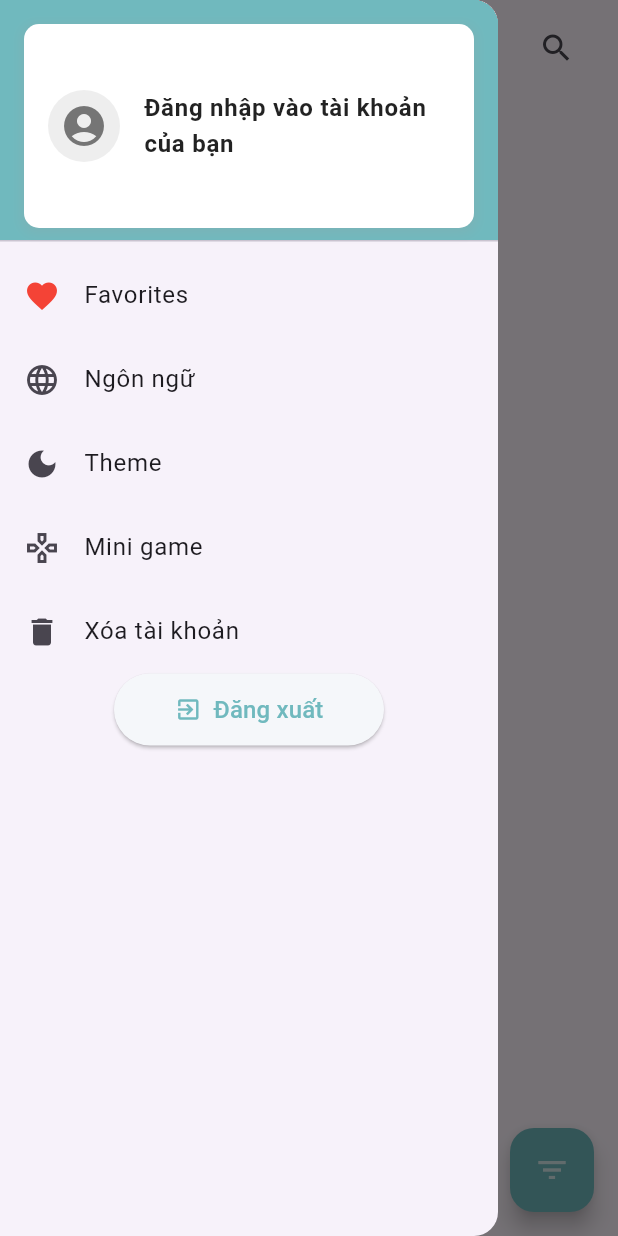
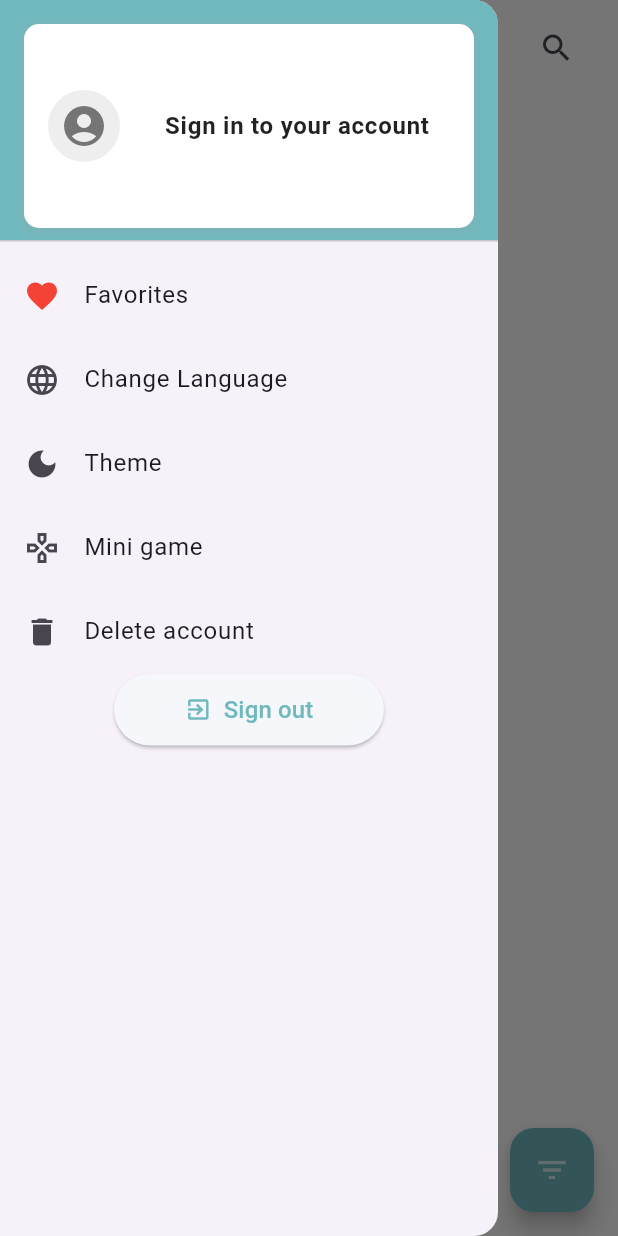
Before and after one commit to PhamLong301/recipes_hub, a Flutter app: the screen it shows after launch, with the side drawer open, on a phone screen of 412 x 824 dp. Run offline on Flutter 3.47's test engine with Material 3 defaults, Android fonts, the light colour scheme and no system bars; our stand-ins replace animated_splash_screen, cloud_firestore, dio, firebase_auth, firebase_core, firebase_database and 3 more; accounts and stored records are empty; network calls fail.

Commit message:
change language

```diff
--- a/lib/controller/authentication_controller.dart
+++ b/lib/controller/authentication_controller.dart
@@ -5,7 +5,7 @@ import 'package:firebase_database/firebase_database.dart';
 import '../view/authentication_screen/sign_in_screen.dart';
 import 'package:recipes_hub/view/main_screens/home_screen.dart';
 
-class AuthenticationController extends GetxController{
+class AuthenticationController extends GetxController {
   static AuthenticationController instance = Get.find();
   FirebaseAuth auth = FirebaseAuth.instance;
 
@@ -15,7 +15,8 @@ class AuthenticationController extends GetxController{
         Center(child: CircularProgressIndicator()),
         barrierDismissible: false,
       );
-      await auth.createUserWithEmailAndPassword(email: email, password: password);
+      await auth.createUserWithEmailAndPassword(
+          email: email, password: password);
       Get.back();
       Get.offAll(() => SignInScreen());
     } catch (e) {
@@ -40,5 +41,4 @@ class AuthenticationController extends GetxController{
           snackPosition: SnackPosition.BOTTOM);
     }
   }
-
 }
--- /dev/null
+++ b/lib/controller/language_controller.dart
@@ -0,0 +1,15 @@
+import 'dart:ui';
+import 'package:get/get.dart';
+
+class LanguageController extends GetxController{
+  final List<Map<String, dynamic>> localizations = [
+    {
+      "name" : "english".tr,
+      "local" : const Locale('en', 'US')
+    },
+    {
+      "name" : "vietnamese".tr,
+      "local" : const Locale('vi', 'VN')
+    },
+  ];
+}
--- /dev/null
+++ b/lib/localizations/local_string.dart
@@ -0,0 +1,66 @@
+import 'package:get/get.dart';
+
+class LocalString extends Translations{
+  @override
+  // TODO: implement keys
+  Map<String, Map<String, String>> get keys => {
+    "en_US" : {
+      "yes" : "Yes",
+      "no" : "No",
+      "notice" : "Notice",
+      "english" : "English",
+      "vietnamese" : "Vietnamese",
+      "theme" : "Theme",
+      "sign_in" : "Sign in",
+      "sign_up" : "Sign up",
+      "sign_out" : "Sign out",
+      "hello" : "Hello",
+      "favorites" : "Favorites",
+      "instructions" : "Instructions",
+      "mini_game" : "Mini game",
+      "changeLanguage" : "Change Language",
+      "what_you_want_to_cook_today" : "What do you want to cook today ?",
+      "recommended_for_you" : "Recommended for you",
+      "delete_account": "Delete account",
+      "ask_for_delete" : "You definitely want to delete your account!",
+      "random_food_joke" : "Random food joke",
+      "sign_in_to_your_account" : "Sign in to your account",
+      "health_point" : "Health point",
+      "manufacturer_s_review" : "Manufacturer's review",
+      "cooking_minutes" : "Cooking minutes",
+      "can_not_open_favorite_list" : "Can't open your favorites list!",
+      "have_not_login_or_account" : "You haven't logged in or don't have an account yet!",
+      "login_or_create_account" : "Log in or create an account to save your favorite recipes!",
+      "serving" : "Serving",
+    },
+    "vi_VN" : {
+      "yes" : "Có",
+      "no" : "Không",
+      "notice" : "Thông báo",
+      "english" : "Tiếng Anh",
+      "vietnamese" : "Tiếng Việt",
+      "theme" : "Chủ đề",
+      "sign_in" : "Đăng nhập",
+      "sign_up" : "Đăng ký",
+      "sign_out" : "Đăng xuất",
+      "hello" : "Xin chào",
+      "favorites" : "Yêu thích",
+      "instructions" : "Hướng dẫn",
+      "mini_game" : "Trò chơi nhỏ",
+      "changeLanguage" : "Thay đổi ngôn ngữ",
+      "what_you_want_to_cook_today" : "Hôm nay bạn muốn nấu món gì ?",
+      "recommended_for_you" : "Đề xuất cho bạn",
+      "delete_account" : "Xóa tài khoản",
+      "ask_for_delete" : "Bạn chắc chắc muốn xóa tài khoản!",
+      "random_food_joke" : "Câu đùa ngầu nhiên về đồ ăn",
+      "sign_in_to_your_account" : "Đăng nhập vào tài khoản của bạn",
+      "health_point" : "Điểm sức khỏe",
+      "manufacturer_s_review" : "Đánh giá của nhà sản xuất",
+      "cooking_minutes" : "Thời gian nấu",
+      "can_not_open_favorite_list" : "Không thể mở danh sách yêu thích của bạn!",
+      "have_not_login_or_account" : "Bạn chưa đăng nhặp hoặc chưa có tài khoản!",
+      "login_or_create_account" : "Hãy đăng nhập hoặc tạo tài khoản để lưu lại công thức yêu thích!",
+      "serving" : "Số người ăn"
+    },
+  };
+}
--- a/lib/main.dart
+++ b/lib/main.dart
@@ -1,10 +1,12 @@
 import 'package:firebase_core/firebase_core.dart';
 import 'package:flutter/material.dart';
 import 'package:get/get.dart';
+import 'package:recipes_hub/theme/theme_app.dart';
 import 'package:recipes_hub/view/navigation_screen.dart';
 import 'package:recipes_hub/view/splash_screen.dart';
 
 import 'firebase_options.dart';
+import 'localizations/local_string.dart';
 
 Future<void> main() async{
   WidgetsFlutterBinding.ensureInitialized();
@@ -21,9 +23,11 @@ class MyApp extends StatelessWidget {
   Widget build(BuildContext context) {
     return GetMaterialApp(
       debugShowCheckedModeBanner: false,
-      theme: ThemeData(
-        primarySwatch: Colors.blue,
-      ),
+      translations: LocalString(),
+      locale: const Locale('en', 'US'),
+      theme: ThemeApp.light,
+      darkTheme: ThemeApp.dark,
+      themeMode: ThemeMode.system,
       home: const SplashScreen(),
     );
   }
--- /dev/null
+++ b/lib/theme/theme_app.dart
@@ -0,0 +1,36 @@
+import 'package:flutter/material.dart';
+
+class ThemeApp {
+  static final light = ThemeData(
+    brightness: Brightness.light,
+    primaryColor: Colors.green,
+    appBarTheme: const AppBarTheme(color: Colors.orangeAccent),
+    scaffoldBackgroundColor: Colors.white,
+    fontFamily: 'Roboto',
+    textTheme: const TextTheme(
+        displayLarge: TextStyle(
+          fontSize: 20,
+          fontWeight: FontWeight.bold,
+          color: Colors.red,
+        ),
+        titleLarge: TextStyle(
+          fontSize: 30,
+        )),
+  );
+  static final dark = ThemeData(
+    brightness: Brightness.dark,
+    primaryColor: Colors.green[800],
+    appBarTheme: const AppBarTheme(color: Colors.deepOrange),
+    scaffoldBackgroundColor: Colors.grey,
+    fontFamily: 'Roboto',
+    textTheme: const TextTheme(
+        displayLarge: TextStyle(
+          fontSize: 20,
+          fontWeight: FontWeight.bold,
+          color: Colors.red,
+        ),
+        titleLarge: TextStyle(
+          fontSize: 30,
+        )),
+  );
+}
--- a/lib/view/detail_screens/recipe_detail_screen.dart
+++ b/lib/view/detail_screens/recipe_detail_screen.dart
@@ -89,13 +89,13 @@ class RecipeDetailScreen extends StatelessWidget {
                             mainAxisAlignment: MainAxisAlignment.start,
                             children: [
                               Text(
-                                'Số người ăn : ${response?.servings ?? 0}',
+                                '${'serving'.tr}: ${response?.servings ?? 0}',
                               ),
                               SizedBox(
                                 width: 20,
                               ),
                               Text(
-                                'Thời gian nấu: ${response?.cookingMinutes ?? 0} m',
+                                '${'cooking_minutes'.tr}: ${response?.cookingMinutes ?? 0} m',
                               ),
                             ],
                           ),
@@ -106,12 +106,12 @@ class RecipeDetailScreen extends StatelessWidget {
                                 color: Colors.grey), // tùy chỉnh kiểu chữ
                           ),
                           SizedBox(height: 10),
-                          Text('Điểm sức khỏe: ${response?.healthScore ?? ''}'),
+                          Text('${'health_point'.tr}: ${response?.healthScore ?? ''}'),
                           SizedBox(height: 10),
                           Text(
-                            'Đánh giá của nhà phát triển: ${response?.spoonacularScore ?? ''}',
+                            '${'manufacturer_s_review'.tr}: ${response?.spoonacularScore?.toStringAsFixed(2) ?? ''}',
                           ),
-                          Text('Các bước nấu',
+                          Text('instructions'.tr,
                           style: TextStyle(
                             fontSize: 16,
                             fontWeight: FontWeight.bold
--- a/lib/view/main_screens/home_screen.dart
+++ b/lib/view/main_screens/home_screen.dart
@@ -39,7 +39,7 @@ class _HomeScreenState extends State<HomeScreen> {
       key: _scaffoldKey,
       drawer: Drawer(
         width: MediaQuery.of(context).size.width - 80,
-        child: DrawerListView(),
+        child: const DrawerListView(),
       ),
       body: SafeArea(
         child: Obx(
@@ -64,15 +64,15 @@ class _HomeScreenState extends State<HomeScreen> {
                               onPressed: () {
                                 _scaffoldKey.currentState?.openDrawer();
                               },
-                              icon: Icon(Icons.account_circle)),
+                              icon: const Icon(Icons.account_circle)),
                         ),
                         Expanded(
                           flex: 4,
                           child: Column(
                             crossAxisAlignment: CrossAxisAlignment.start,
                             children: [
-                              Text('Chào Long!'),
-                              Text('Hôm nay bạn đang tìm gì?'),
+                              Text('${'hello'.tr}! Long'),
+                              Text('what_you_want_to_cook_today'.tr),
                             ],
                           ),
                         ),
@@ -80,23 +80,23 @@ class _HomeScreenState extends State<HomeScreen> {
                           flex: 1,
                           child: IconButton(
                               onPressed: () {
-                                Get.to(SearchScreen());
+                                Get.to(const SearchScreen());
                               },
-                              icon: Icon(Icons.search)),
+                              icon: const Icon(Icons.search)),
                         )
                       ],
                     ),
-                    SizedBox(
+                    const SizedBox(
                       height: 30,
                     ),
                     Text(
-                      'Đề xuất cho bạn!',
-                      style: TextStyle(
+                      'recommended_for_you'.tr,
+                      style: const TextStyle(
                         fontSize: 25,
                         fontWeight: FontWeight.bold,
                       ),
                     ),
-                    SizedBox(
+                    const SizedBox(
                       height: 10,
                     ),
                     Expanded(
@@ -146,7 +146,7 @@ class _HomeScreenState extends State<HomeScreen> {
                 child: ListView.builder(
                   itemCount: 10,
                   itemBuilder: (context, index) {
-                    return Container(
+                    return SizedBox(
                       height: 30,
                       child: Row(
                         children: [
@@ -164,11 +164,11 @@ class _HomeScreenState extends State<HomeScreen> {
             },
           );
         },
+        backgroundColor: const Color(0xff70B9BE),
         child: const Icon(
           Icons.filter_list,
           color: Colors.white70,
         ),
-        backgroundColor: const Color(0xff70B9BE),
       ),
       floatingActionButtonLocation: FloatingActionButtonLocation.endFloat,
     );
--- a/lib/widget/drawer_list_view.dart
+++ b/lib/widget/drawer_list_view.dart
@@ -1,9 +1,9 @@
+import 'package:recipes_hub/controller/language_controller.dart';
 import '../view/authentication_screen/sign_up_screen.dart';
 import 'log_in_widget.dart';
 import 'log_out_wigdet.dart';
 import 'package:get/get.dart';
 import 'package:flutter/material.dart';
-import '../view/main_screens/favorite_screen.dart';
 import '../view/authentication_screen/sign_in_screen.dart';
 
 class DrawerListView extends StatelessWidget {
@@ -15,55 +15,55 @@ class DrawerListView extends StatelessWidget {
       padding: EdgeInsets.zero,
       children: [
         DrawerHeader(
-          decoration: BoxDecoration(
+          decoration: const BoxDecoration(
             color: Color(0xff70B9BE),
           ),
           child: GestureDetector(
             onTap: () {
-              Get.to(() => SignInScreen());
+              Get.to(() => const SignInScreen());
             },
-            child: LoginWidget(),
+            child: const LoginWidget(),
           ),
         ),
         ListTile(
-          leading: Icon(
+          leading: const Icon(
             Icons.favorite,
             color: Colors.red,
           ),
-          title: Text('Favorites'),
+          title: Text('favorites'.tr),
           onTap: () {
             alertDialog();
           },
         ),
         ListTile(
-          leading: Icon(Icons.language),
-          title: Text('Ngôn ngữ'),
+          leading: const Icon(Icons.language),
+          title: Text('changeLanguage'.tr),
+          onTap: () {
+            changeLanguage();
+          },
+        ),
+        ListTile(
+          leading: const Icon(Icons.dark_mode),
+          title: Text('theme'.tr),
           onTap: () {
             Get.back();
           },
         ),
         ListTile(
-          leading: Icon(Icons.dark_mode),
-          title: Text('Theme'),
+          leading: const Icon(Icons.gamepad_outlined),
+          title: Text('mini_game'.tr),
           onTap: () {
             Get.back();
           },
         ),
         ListTile(
-          leading: Icon(Icons.gamepad_outlined),
-          title: Text('Mini game'),
-          onTap: () {
-            Get.back();
-          },
-        ),
-        ListTile(
-          leading: Icon(Icons.delete),
-          title: Text('Xóa tài khoản'),
+          leading: const Icon(Icons.delete),
+          title: Text('delete_account'.tr),
           onTap: () {
             alertDeleteAccount();
           },
         ),
-        LogoutWidget(),
+        const LogoutWidget(),
       ],
     );
   }
@@ -71,14 +71,14 @@ class DrawerListView extends StatelessWidget {
   void alertDialog() {
     Get.dialog(
       AlertDialog(
-        title: Text('Thông báo'),
+        title: Text('notice'.tr),
         content: Column(
           mainAxisSize: MainAxisSize.min,
           children: [
-            Text('Không thể mở danh sách yêu thích!'),
-            Text('Bạn chưa đăng nhặp hoặc chưa có tài khoản!'),
+            Text('can_not_open_favorite_list'.tr),
+            Text('have_not_login_or_account'.tr),
             Text(
-                'Hãy đăng nhập hoặc tạo tài khoản để lưu lại công thức yêu thích!'),
+                'login_or_create_account'.tr),
           ],
         ),
         actions: [
@@ -86,7 +86,7 @@ class DrawerListView extends StatelessWidget {
             onPressed: () {
               Get.back();
             },
-            child: Text(
+            child: const Text(
               'Hủy',
               style: TextStyle(
                 color: Color(0xff70B9BE),
@@ -95,9 +95,9 @@ class DrawerListView extends StatelessWidget {
           ),
           TextButton(
             onPressed: () {
-              Get.to(() => SignInScreen());
+              Get.to(() => const SignInScreen());
             },
-            child: Text(
+            child: const Text(
               'Đăng nhập ngay!',
               style: TextStyle(
                 color: Color(0xff70B9BE),
@@ -106,9 +106,9 @@ class DrawerListView extends StatelessWidget {
           ),
           TextButton(
             onPressed: () {
-              Get.to(() => SignUpScreen());
+              Get.to(() => const SignUpScreen());
             },
-            child: Text(
+            child: const Text(
               'Tạo tài khoản!',
               style: TextStyle(
                 color: Color(0xff70B9BE),
@@ -123,21 +123,21 @@ class DrawerListView extends StatelessWidget {
   void alertDeleteAccount(){
     Get.dialog(
         AlertDialog(
-          title: Text('Thông báo'),
+          title: Text('notice'.tr),
           content: Column(
             mainAxisSize: MainAxisSize.min,
             children: [
-              Text('Bạn chắc chắc muốn xóa tài khoản!'),
+              Text('ask_for_delete'.tr),
               Row(
                 children: [
-                  TextButton(onPressed: () {}, child: Text('Có',
-                    style: TextStyle(
+                  TextButton(onPressed: () {}, child: Text('yes'.tr,
+                    style: const TextStyle(
                       color: Color(0xff70B9BE),
                     ),)),
                   TextButton(onPressed: () {
                     Get.back();
-                  }, child: Text('Không',
-                    style: TextStyle(
+                  }, child: Text('no'.tr,
+                    style: const TextStyle(
                       color: Colors.grey,
                     ),)),
                 ],
@@ -147,4 +147,30 @@ class DrawerListView extends StatelessWidget {
         )
     );
   }
+
+  void changeLanguage() {
+    final LanguageController languageController = Get.put(LanguageController());
+    Get.dialog(
+      AlertDialog(
+        title: Text("changeLanguage".tr),
+        content: ListView.builder(
+          shrinkWrap: true,
+          itemBuilder: (context, index) {
+            final currentLocal =
+            languageController.localizations[index]['local'];
+            final currentLanguage =
+            languageController.localizations[index]['name'];
+            return InkWell(
+              onTap: () {
+                Get.updateLocale(currentLocal);
+                Get.back();
+              },
+              child: Text(currentLanguage),
+            );
+          },
+          itemCount: languageController.localizations.length,
+        ),
+      ),
+    );
+  }
 }
--- a/lib/widget/log_in_widget.dart
+++ b/lib/widget/log_in_widget.dart
@@ -1,4 +1,5 @@
 import 'package:flutter/material.dart';
+import 'package:get/get.dart';
 
 class LoginWidget extends StatelessWidget {
   const LoginWidget({super.key});
@@ -43,7 +44,7 @@ class LoginWidget extends StatelessWidget {
               mainAxisAlignment: MainAxisAlignment.center,
               children: [
                 Text(
-                  'Đăng nhập vào tài khoản của bạn',
+                  'sign_in_to_your_account'.tr,
                   style: TextStyle(
                     fontSize: 16,
                     fontWeight: FontWeight.bold,
--- a/lib/widget/log_out_wigdet.dart
+++ b/lib/widget/log_out_wigdet.dart
@@ -14,7 +14,7 @@ class LogoutWidget extends StatelessWidget {
           child: ElevatedButton(
             onPressed: () {},
             style: ElevatedButton.styleFrom(
-              backgroundColor: Color(0xfff5f7fa), // Light gray background color
+              backgroundColor: const Color(0xfff5f7fa), // Light gray background color
               shape: RoundedRectangleBorder(
                 borderRadius: BorderRadius.circular(24), // Rounded corners
               ),
@@ -27,14 +27,14 @@ class LogoutWidget extends StatelessWidget {
               child: Row(
                 mainAxisAlignment: MainAxisAlignment.center,
                 children: [
-                  Icon(
+                  const Icon(
                     Icons.exit_to_app,
                     color: Color(0xff70B9BE), // Icon color matching text
                   ),
-                  SizedBox(width: 8),
+                  const SizedBox(width: 8),
                   Text(
-                    'Đăng xuất',
-                    style: TextStyle(
+                    'sign_out'.tr,
+                    style: const TextStyle(
                       color: Color(0xff70B9BE),
                       fontSize: 16,
                     ),
@@ -50,20 +50,20 @@ class LogoutWidget extends StatelessWidget {
   void logoutAlertDialog(){
     Get.dialog(
       AlertDialog(
-        title: Text('Thông báo'),
+        title: const Text('Thông báo'),
         content: Column(
           mainAxisSize: MainAxisSize.min,
           children: [
-            Text('Bạn chắc chắc muốn đăng xuất!'),
+            const Text('Bạn chắc chắc muốn đăng xuất!'),
             Row(
               children: [
-                TextButton(onPressed: () {}, child: Text('Có',
+                TextButton(onPressed: () {}, child: const Text('Có',
                   style: TextStyle(
                     color: Color(0xff70B9BE),
                   ),)),
                 TextButton(onPressed: () {
                   Get.back();
-                }, child: Text('Không',
+                }, child: const Text('Không',
                 style: TextStyle(
                   color: Colors.grey,
                 ),)),
```
